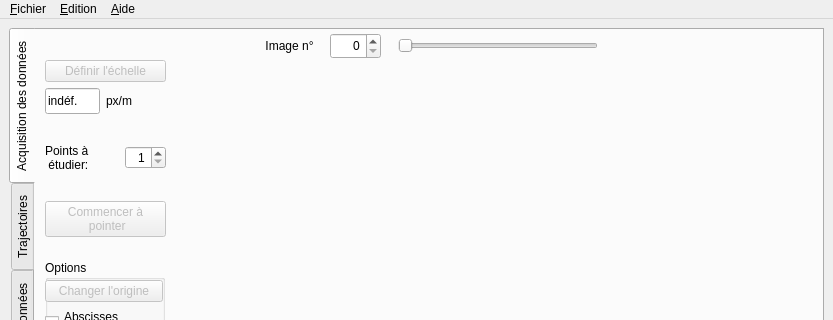
First picture: the form in pymecavideo.ui, repository rene-d/pymecavideo, before the edit; both pictures show x 0 to 833 and y 0 to 320 of the 833 by 579 pixel window.
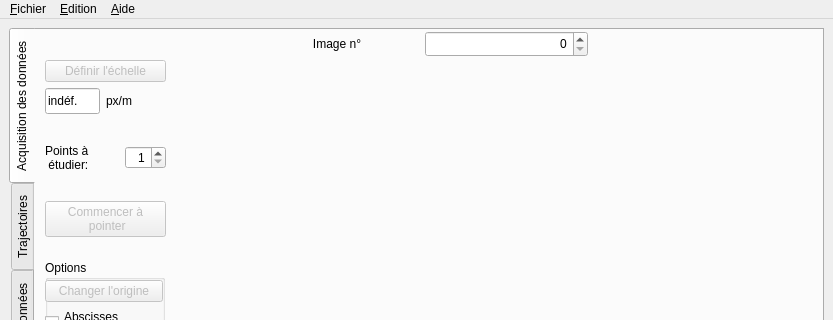
Second picture: the form after the edit.

Diff of the .ui file:
```diff
--- a/pymecavideo.ui
+++ b/pymecavideo.ui
@@ -73,8 +73,8 @@
        <widget class="QFrame" name="frame">
         <property name="geometry">
          <rect>
-          <x>150</x>
-          <y>2</y>
+          <x>140</x>
+          <y>0</y>
           <width>641</width>
           <height>34</height>
          </rect>
@@ -114,19 +114,6 @@
             </property>
            </widget>
           </item>
-          <item>
-           <spacer name="horizontalSpacer_3">
-            <property name="orientation">
-             <enum>Qt::Horizontal</enum>
-            </property>
-            <property name="sizeHint" stdset="0">
-             <size>
-              <width>40</width>
-              <height>20</height>
-             </size>
-            </property>
-           </spacer>
-          </item>
           <item>
            <widget class="QSpinBox" name="spinBox_image">
             <property name="minimumSize">
@@ -140,35 +127,6 @@
             </property>
            </widget>
           </item>
-          <item>
-           <spacer name="horizontalSpacer">
-            <property name="orientation">
-             <enum>Qt::Horizontal</enum>
-            </property>
-            <property name="sizeHint" stdset="0">
-             <size>
-              <width>40</width>
-              <height>20</height>
-             </size>
-            </property>
-           </spacer>
-          </item>
-          <item>
-           <widget class="QSlider" name="horizontalSlider">
-            <property name="minimumSize">
-             <size>
-              <width>200</width>
-              <height>0</height>
-             </size>
-            </property>
-            <property name="minimum">
-             <number>1</number>
-            </property>
-            <property name="orientation">
-             <enum>Qt::Horizontal</enum>
-            </property>
-           </widget>
-          </item>
          </layout>
         </widget>
        </widget>
```
